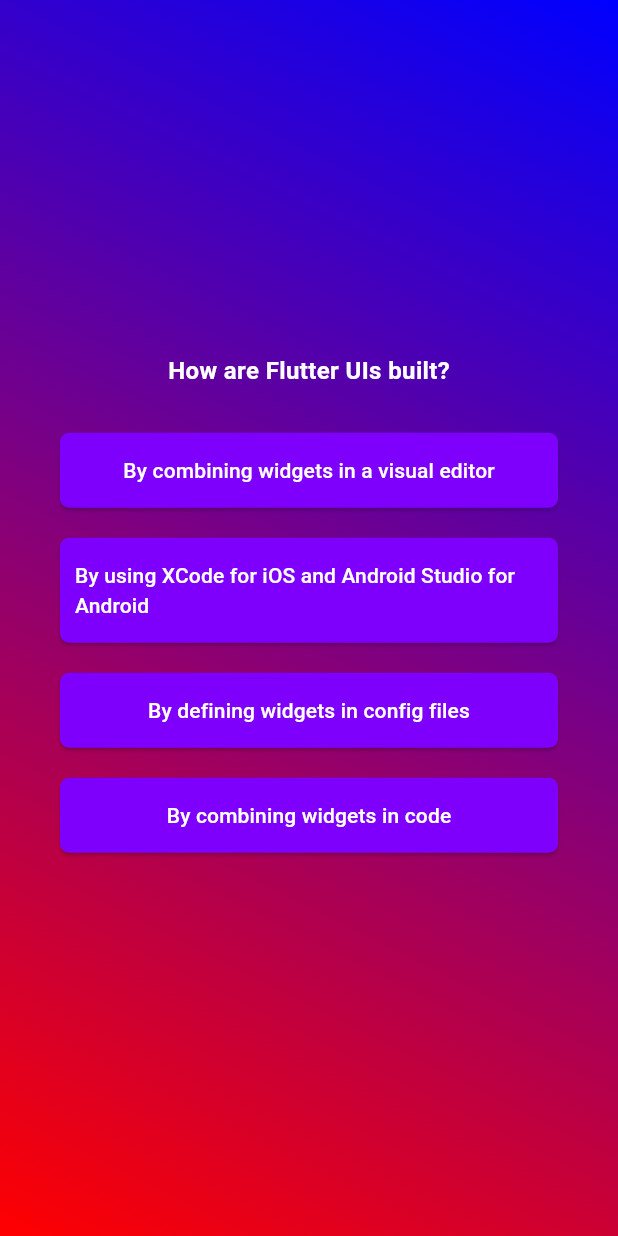
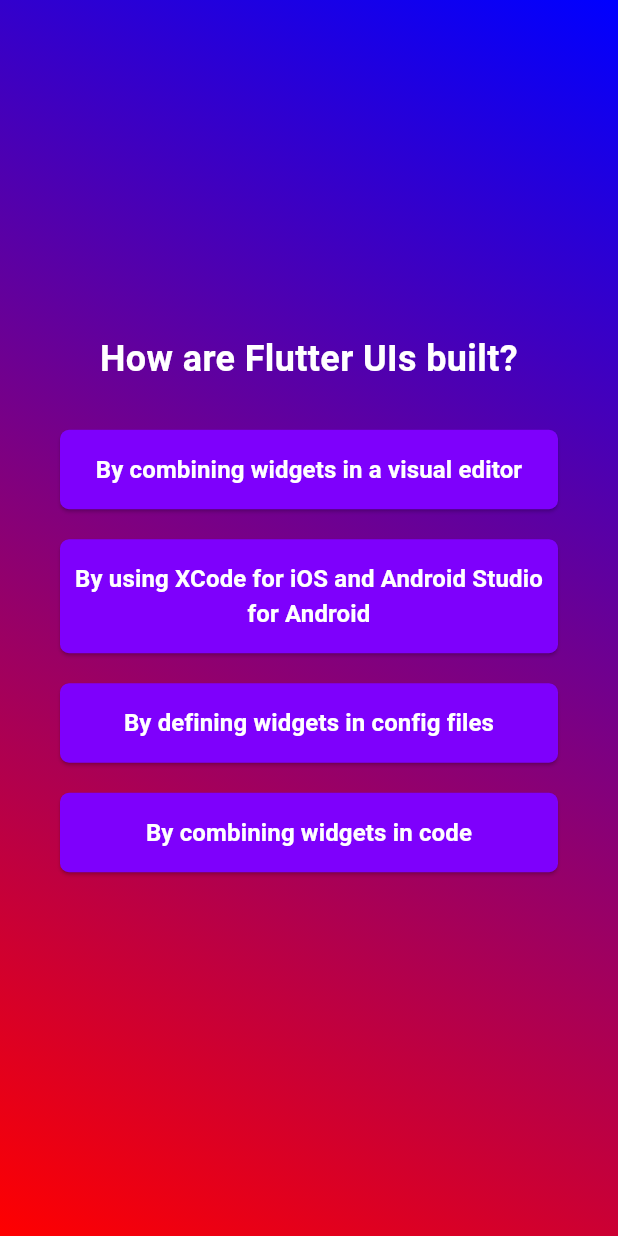
Before and after one commit to SassaroCristian/quiz_app_flutter, a Flutter app: the screen it shows after launch, after a tap on "Start Quiz", after a tap on "Components", on a phone screen of 412 x 824 dp. Run offline on Flutter 3.47's test engine with Material 3 defaults, Android fonts, the phone set to English and light mode, and no system bars; our stand-ins replace google_fonts.

Commit message:
the app now wont crash when answering the last question but it will send user to starting page

```diff
--- a/lib/answer_button.dart
+++ b/lib/answer_button.dart
@@ -1,4 +1,5 @@
 import 'package:flutter/material.dart';
+import 'package:google_fonts/google_fonts.dart';
 
 class AnswerButton extends StatelessWidget {
   const AnswerButton({
@@ -11,20 +12,27 @@ class AnswerButton extends StatelessWidget {
   @override
   Widget build(context) {
     return Container(
-      margin: EdgeInsets.symmetric(vertical: 0, horizontal: 40),
+      margin: const EdgeInsets.symmetric(vertical: 0, horizontal: 40),
       child: Column(
         crossAxisAlignment: CrossAxisAlignment.stretch,
         children: [
           ElevatedButton(
             onPressed: onTap,
             style: ElevatedButton.styleFrom(
-              padding: EdgeInsets.symmetric(vertical: 15, horizontal: 10),
-              backgroundColor: Color.fromARGB(255, 126, 0, 252),
+              padding: const EdgeInsets.symmetric(vertical: 15, horizontal: 10),
+              backgroundColor: const Color.fromARGB(255, 126, 0, 252),
               foregroundColor: Colors.white,
               shape: RoundedRectangleBorder(
                   borderRadius: BorderRadius.circular(6)),
             ),
-            child: Text(answerText),
+            child: Text(
+              answerText,
+              textAlign: TextAlign.center,
+              style: GoogleFonts.roboto(
+                  color: Colors.white,
+                  fontSize: 16,
+                  fontWeight: FontWeight.w600),
+            ),
           ),
           const SizedBox(height: 20),
         ],
--- a/lib/landing_page.dart
+++ b/lib/landing_page.dart
@@ -1,4 +1,5 @@
 import 'package:flutter/material.dart';
+import 'package:google_fonts/google_fonts.dart';
 import 'package:quiz_app_flutter/start_button_widget.dart';
 
 class LandingPage extends StatelessWidget {
@@ -21,18 +22,16 @@ class LandingPage extends StatelessWidget {
             'assets/images/quiz-logo.png',
             width: 300,
             color: const Color.fromARGB(
-                200, 255, 255, 255), // Adjusting image color
+                255, 255, 255, 255), // Adjusting image color
           ),
         ),
         // Text widget displaying a message to the user
-        const Padding(
-          padding: EdgeInsets.symmetric(vertical: 20),
+        Padding(
+          padding: const EdgeInsets.symmetric(vertical: 20),
           child: Text(
             'Learn Flutter the fun way!!!',
-            style: TextStyle(
-                fontSize: 32,
-                fontWeight: FontWeight.bold,
-                color: Colors.white), // Text styling
+            style: GoogleFonts.roboto(
+                color: Colors.white, fontSize: 28, fontWeight: FontWeight.bold),
           ),
         ),
         // StartButton widget triggering a function when pressed
--- a/lib/questions_screen.dart
+++ b/lib/questions_screen.dart
@@ -1,9 +1,13 @@
 import 'package:flutter/material.dart';
 import 'package:quiz_app_flutter/answer_button.dart';
 import 'package:quiz_app_flutter/data/questions.dart';
+import 'package:google_fonts/google_fonts.dart';
 
 class QuestionsScreen extends StatefulWidget {
-  const QuestionsScreen({super.key});
+  const QuestionsScreen({super.key, required this.onSelectAnswer});
+
+  final void Function(String answer) onSelectAnswer;
+
   @override
   State<QuestionsScreen> createState() {
     return _QuestionsScreenState();
@@ -12,7 +16,8 @@ class QuestionsScreen extends StatefulWidget {
 
 class _QuestionsScreenState extends State<QuestionsScreen> {
   var currentQuestionIndex = 0;
-  void aAnswerQuestion() {
+  void answerQuestion(String selectedAnswers) {
+    widget.onSelectAnswer('...');
     // 3 way of acheving the same result
     // currentQuestionIndex = currentQuestionIndex + 1;
     // currentQuestionIndex += 1; //increments the value by one, but could increment it by two or more if needed
@@ -29,14 +34,25 @@ class _QuestionsScreenState extends State<QuestionsScreen> {
       child: Column(
         mainAxisAlignment: MainAxisAlignment.center,
         children: [
-          Text(
-            currentQuestion.text,
-            style: const TextStyle(
-                color: Colors.white, fontSize: 16, fontWeight: FontWeight.bold),
+          Padding(
+            padding: const EdgeInsets.symmetric(horizontal: 10, vertical: 0),
+            child: Text(
+              currentQuestion.text,
+              style: GoogleFonts.roboto(
+                color: Colors.white,
+                fontSize: 24,
+                fontWeight: FontWeight.bold,
+              ),
+              textAlign: TextAlign.center,
+            ),
           ),
           const SizedBox(height: 30),
           ...currentQuestion.getShuffledAnswers().map((answer) {
-            return AnswerButton(answerText: answer, onTap: aAnswerQuestion);
+            return AnswerButton(
+                answerText: answer,
+                onTap: () {
+                  answerQuestion(answer);
+                });
           })
         ],
       ),
--- a/lib/quiz.dart
+++ b/lib/quiz.dart
@@ -1,4 +1,5 @@
 import 'package:flutter/material.dart';
+import 'package:quiz_app_flutter/data/questions.dart';
 import 'package:quiz_app_flutter/landing_page.dart';
 import 'package:quiz_app_flutter/questions_screen.dart';
 
@@ -12,6 +13,7 @@ class Quiz extends StatefulWidget {
 }
 
 class _QuizState extends State<Quiz> {
+  List<String> selectedAnswers = [];
   var activeScreen = 'landing-page';
 
   // Function to switch between screens
@@ -20,6 +22,16 @@ class _QuizState extends State<Quiz> {
       // Change the active screen to QuestionsScreen
       activeScreen = 'questions-screen';
     });
+  }
+
+  void chooseAnswer(String answer) {
+    selectedAnswers.add(answer);
+    if (selectedAnswers.length == questions.length) {
+      setState(() {
+        selectedAnswers = [];
+        activeScreen = 'landing-page';
+      });
+    }
   }
 
   @override
@@ -45,7 +57,9 @@ class _QuizState extends State<Quiz> {
               // Center widget to horizontally and vertically center its child
               child: activeScreen == 'landing-page'
                   ? LandingPage(switchScreen)
-                  : const QuestionsScreen() // Display the currently active screen
+                  : QuestionsScreen(
+                      onSelectAnswer: chooseAnswer,
+                    ) // Display the currently active screen
               ),
         ),
       ),
```
